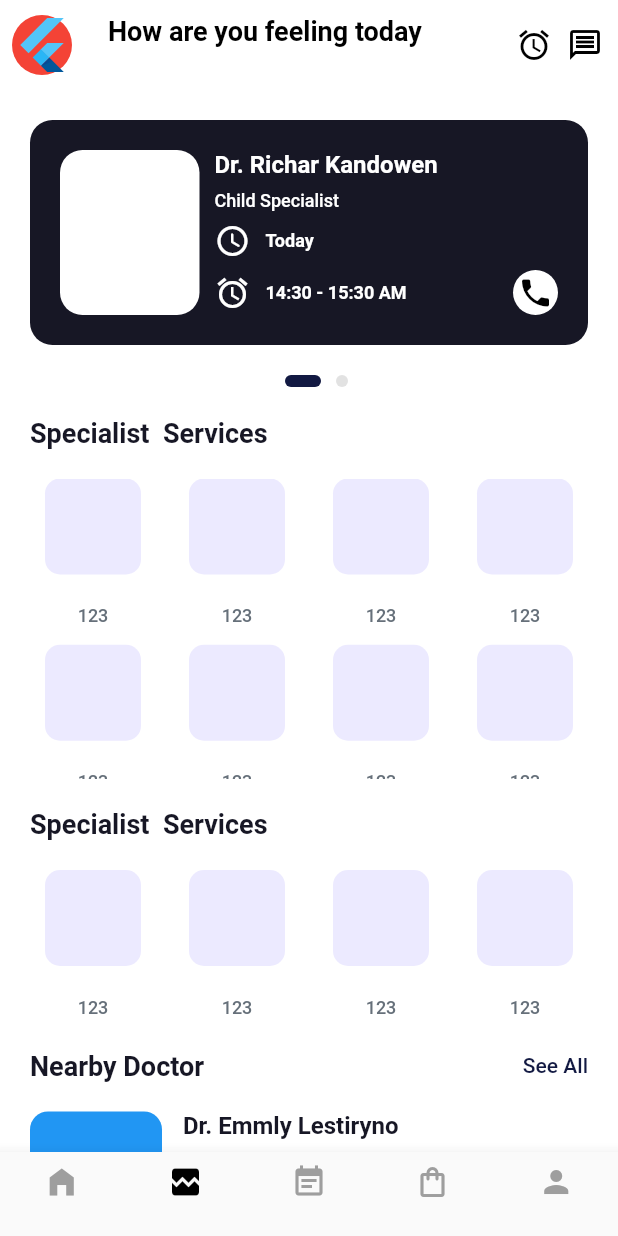
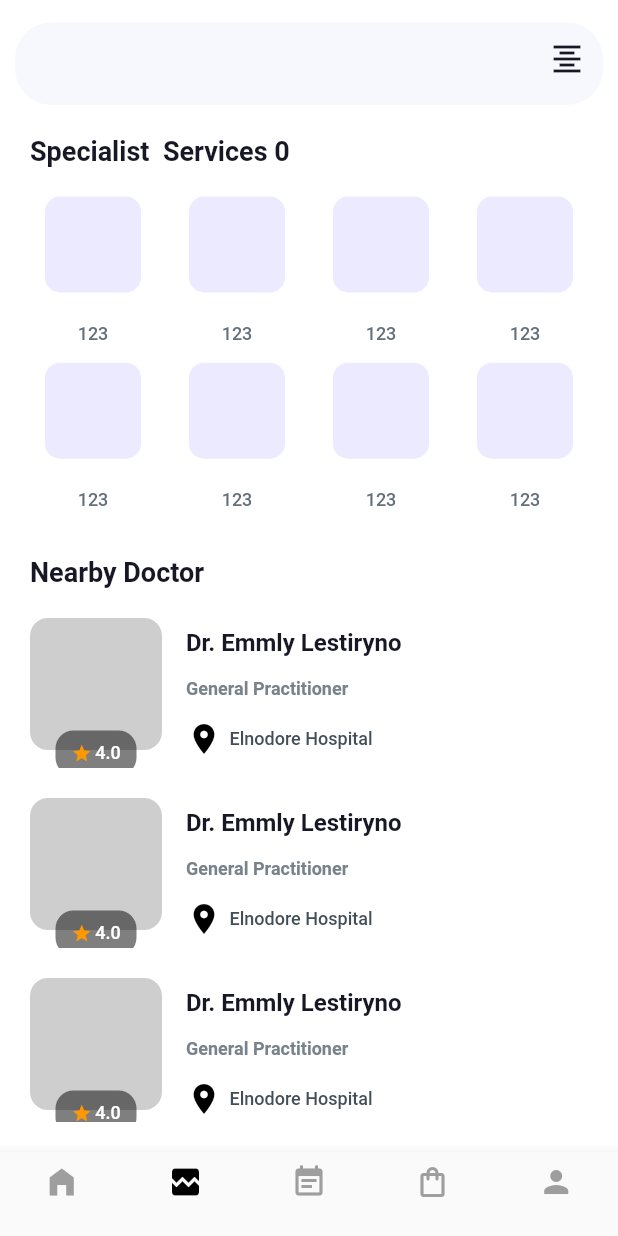
Before and after one commit to lxhyz/flutter_doctor, a Flutter app: the RootView screen opened by its route, item 2 of the bottom bar chosen, on a phone screen of 412 x 824 dp. Run offline on Flutter 3.47's test engine with Material 2 defaults, Android fonts, the phone set to English and light mode, and no system bars; our stand-ins replace get, get_storage; accounts and stored records are empty.

Commit message:
add:check_up、page

```diff
--- /dev/null
+++ b/lib/app/modules/check_up/bindings/check_up_binding.dart
@@ -0,0 +1,12 @@
+import 'package:get/get.dart';
+
+import '../controllers/check_up_controller.dart';
+
+class CheckUpBinding extends Bindings {
+  @override
+  void dependencies() {
+    Get.lazyPut<CheckUpController>(
+      () => CheckUpController(),
+    );
+  }
+}
--- /dev/null
+++ b/lib/app/modules/check_up/controllers/check_up_controller.dart
@@ -0,0 +1,21 @@
+import 'package:get/get.dart';
+
+class CheckUpController extends GetxController {
+
+  final count = 0.obs;
+  @override
+  void onInit() {
+    super.onInit();
+  }
+
+  @override
+  void onReady() {
+    super.onReady();
+  }
+
+  @override
+  void onClose() {
+    super.onClose();
+  }
+
+}
--- /dev/null
+++ b/lib/app/modules/check_up/views/check_up_view.dart
@@ -0,0 +1,151 @@
+import 'package:doctor/app/data/Widgets/custom_text.dart';
+import 'package:doctor/app/data/widgets/custom_bannner_item.dart';
+import 'package:flutter/material.dart';
+
+import 'package:get/get.dart';
+
+import '../controllers/check_up_controller.dart';
+
+class CheckUpView extends GetView<CheckUpController> {
+  const CheckUpView({Key? key}) : super(key: key);
+  @override
+  Widget build(BuildContext context) {
+    return Scaffold(
+      appBar: AppBar(
+        toolbarHeight: 70,
+        actions: [
+          Expanded(
+            child: Container(
+              margin: EdgeInsets.only(
+                left: 10,
+                right: 10,
+                top: 15
+              ),
+              decoration: BoxDecoration(
+                color: Color(0xffF6F8FE),
+                borderRadius: BorderRadius.circular(24)
+              ),
+              child: TextField(
+                cursorColor: Colors.black,
+                decoration: InputDecoration(
+                  border: InputBorder.none,
+                  contentPadding: EdgeInsets.symmetric(
+                    horizontal: 20
+                  ),
+                  suffixIcon: Icon(Icons.format_align_center,color: Color(0xff171725),),
+                ),
+                textAlignVertical: TextAlignVertical.center,
+              ),
+            ),
+          )
+        ],
+      ),
+      body: Container(
+        padding: EdgeInsets.all(20),
+        child: Obx(() {
+          return SingleChildScrollView(
+            child: Column(
+              crossAxisAlignment: CrossAxisAlignment.start,
+              children: [
+                CustomText("Specialist  Services ${controller.count}",textColor: Color(0xff171725),fontWeight: FontWeight.w700,fontSize: 18,),
+                SizedBox(height: 20,),
+                Container(
+                  height: 220,
+                  // color: Colors.orange,
+                  child: GridView.count(
+                    crossAxisCount: 4,
+                    mainAxisSpacing: 12,
+                    crossAxisSpacing: 12,
+                    childAspectRatio: 0.85,
+                    physics: NeverScrollableScrollPhysics(),
+                    children:List.generate(8, (index) {
+                      return CustomBannerItem("123","123");
+                    }).toList(),
+                  ),
+                ),
+                SizedBox(height: 20,),
+                CustomText("Nearby Doctor",textColor: Color(0xff171725),fontWeight: FontWeight.w700,fontSize: 18,),
+                SizedBox(height: 20,),
+                ListView(
+                  shrinkWrap: true,
+                  physics: NeverScrollableScrollPhysics(),
+                  children: [
+                    ...List.generate(5, (index) {
+                      return _DoctorItem();
+                    }).toList()
+                  ],
+                )
+              ],
+            ),
+          );
+        }),
+      ),
+    );
+  }
+
+  Widget _DoctorItem(){
+    return Container(
+      height: 100,
+      margin: EdgeInsets.only(
+        bottom: 20
+      ),
+      child: Row(
+        crossAxisAlignment: CrossAxisAlignment.start,
+        children: [
+          Container(
+            width: 88,
+            height: 100,
+            child: Stack(
+              children: [
+                Container(
+                  width: 88,
+                  height: 88,
+                  decoration: BoxDecoration(
+                    borderRadius: BorderRadius.circular(12),
+                    color: Colors.grey.withOpacity(.5),
+                  ),
+                ),
+                Positioned(
+                  bottom: -5,
+                  left: 44 - 27,
+                  child: Container(
+                    height: 30,
+                    width: 88 / 2 + 10,
+                    decoration: BoxDecoration(
+                      color: Colors.black.withOpacity(.5),
+                      borderRadius: BorderRadius.circular(12),
+                    ),
+                    child: Row(
+                      mainAxisAlignment: MainAxisAlignment.center,
+                      children: [
+                        Icon(Icons.star,color: Colors.orange,size: 14),
+                        SizedBox(width: 2,),
+                        CustomText("4.0",textColor: Colors.white,fontSize: 12,)
+                      ],
+                    ),
+                  ),
+                )
+              ],
+            ),
+          ),
+          SizedBox(width: 16,),
+          Column(
+            crossAxisAlignment: CrossAxisAlignment.start,
+            mainAxisAlignment: MainAxisAlignment.spaceAround,
+            children: [
+              CustomText("Dr. Emmly Lestiryno",textColor: Color(0xff171725),fontSize: 16,fontWeight: FontWeight.w700,),
+              CustomText("General Practitioner",textColor: Color(0xff78828A),fontSize: 12,fontWeight: FontWeight.w600,),
+              Row(
+                children: [
+                  Icon(Icons.room,color: Colors.black,),
+                  SizedBox(width: 5,),
+                  CustomText("Elnodore Hospital",textColor: Color(0xff434E58),fontSize: 12,fontWeight: FontWeight.w500,),
+                ],
+              )
+            ],
+          )
+        ],
+      ),
+    );
+  }
+}
--- a/lib/app/modules/root/views/root_view.dart
+++ b/lib/app/modules/root/views/root_view.dart
@@ -1,4 +1,5 @@
 import 'package:doctor/app/data/Widgets/custom_text.dart';
+import 'package:doctor/app/modules/check_up/views/check_up_view.dart';
 import 'package:doctor/app/modules/home/views/home_view.dart';
 import 'package:flutter/material.dart';
 
@@ -12,12 +13,15 @@ class RootView extends GetView<RootController> {
   Widget build(BuildContext context) {
     return Scaffold(
       body: SafeArea(
-        child: IndexedStack(
-          index: controller.bottomIndex.value,
-          children: [
-            HomeView()
-          ],
-        ),
+        child: Obx(() {
+          return IndexedStack(
+            index: controller.bottomIndex.value,
+            children: [
+              HomeView(),
+              CheckUpView()
+            ],
+          );
+        }),
       ),
       bottomNavigationBar: Obx(() {
         return BottomNavigationBar(
--- a/lib/app/routes/app_pages.dart
+++ b/lib/app/routes/app_pages.dart
@@ -1,5 +1,7 @@
 import 'package:get/get.dart';
 
+import '../modules/check_up/bindings/check_up_binding.dart';
+import '../modules/check_up/views/check_up_view.dart';
 import '../modules/home/bindings/home_binding.dart';
 import '../modules/home/views/home_view.dart';
 import '../modules/login/bindings/login_binding.dart';
@@ -35,7 +37,12 @@ class AppPages {
     GetPage(
       name: _Paths.ROOT,
       page: () => const RootView(),
-      bindings: [RootBinding(),HomeBinding()],
+      bindings: [RootBinding(), HomeBinding(),CheckUpBinding()],
+    ),
+    GetPage(
+      name: _Paths.CHECK_UP,
+      page: () => const CheckUpView(),
+      binding: CheckUpBinding(),
     ),
   ];
 }
--- a/lib/app/routes/app_routes.dart
+++ b/lib/app/routes/app_routes.dart
@@ -7,6 +7,7 @@ abstract class Routes {
   static const LOGIN = _Paths.LOGIN;
   static const LOGIN_ENTER = _Paths.LOGIN_ENTER;
   static const ROOT = _Paths.ROOT;
+  static const CHECK_UP = _Paths.CHECK_UP;
 }
 
 abstract class _Paths {
@@ -15,4 +16,5 @@ abstract class _Paths {
   static const LOGIN = '/login';
   static const LOGIN_ENTER = '/login-enter';
   static const ROOT = '/root';
+  static const CHECK_UP = '/check-up';
 }
--- a/lib/main.dart
+++ b/lib/main.dart
@@ -22,7 +22,7 @@ void main() async {
         appBarTheme: AppBarTheme(
           backgroundColor: Colors.white,
           elevation: 0
-        )
+        ),
       ),
     ),
   );
```
